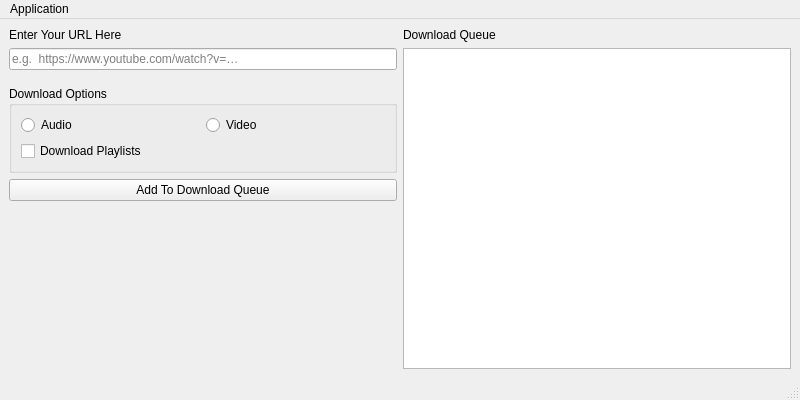
Before: the Qt Designer form app/qt_ui/main.ui in Leonardo-Martella/youtube-dl-gui, drawn with Qt 5.
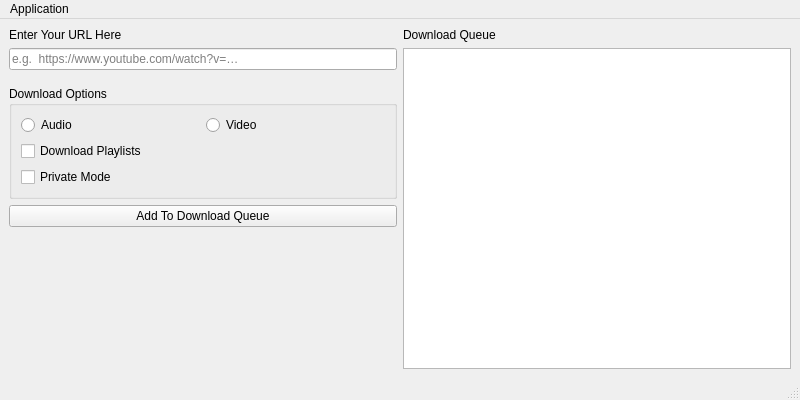
After: the same form once the commit is applied.

Commit message:
Add checkbox for 'private mode' option to main UI.
Will remove this option from the preferences dialog and config.

The edit to the form file:
```diff
--- a/app/qt_ui/main.ui
+++ b/app/qt_ui/main.ui
@@ -82,6 +82,20 @@
            </item>
           </layout>
          </item>
+         <item>
+          <layout class="QHBoxLayout" name="horizontalLayout_2">
+           <item>
+            <widget class="QCheckBox" name="privateModeCheckBox">
+             <property name="toolTip">
+              <string/>
+             </property>
+             <property name="text">
+              <string>Private Mode</string>
+             </property>
+            </widget>
+           </item>
+          </layout>
+         </item>
         </layout>
        </widget>
       </item>
```
The commit also changes 1 other file.
